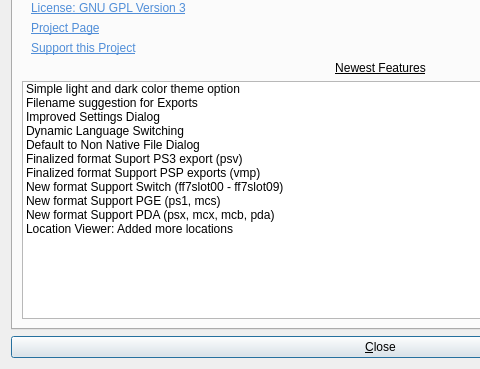
Above: about.ui from sithlord48/blackchocobo before the change; both pictures show x 0 to 480 and y 280 to 649 of the 761 by 649 pixel window. Below: the same form after it.
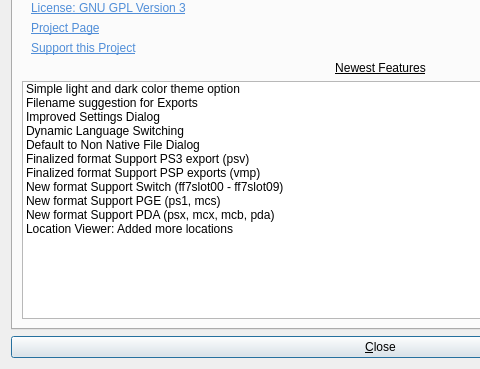
That is the form after the change. Icons and pictures are not drawn.

The edit to the form file:
```diff
--- a/about.ui
+++ b/about.ui
@@ -258,7 +258,7 @@
          </item>
          <item>
           <property name="text">
-           <string>Finalized format Suport PS3 export (psv)</string>
+           <string>Finalized format Support PS3 export (psv)</string>
           </property>
          </item>
          <item>
```
